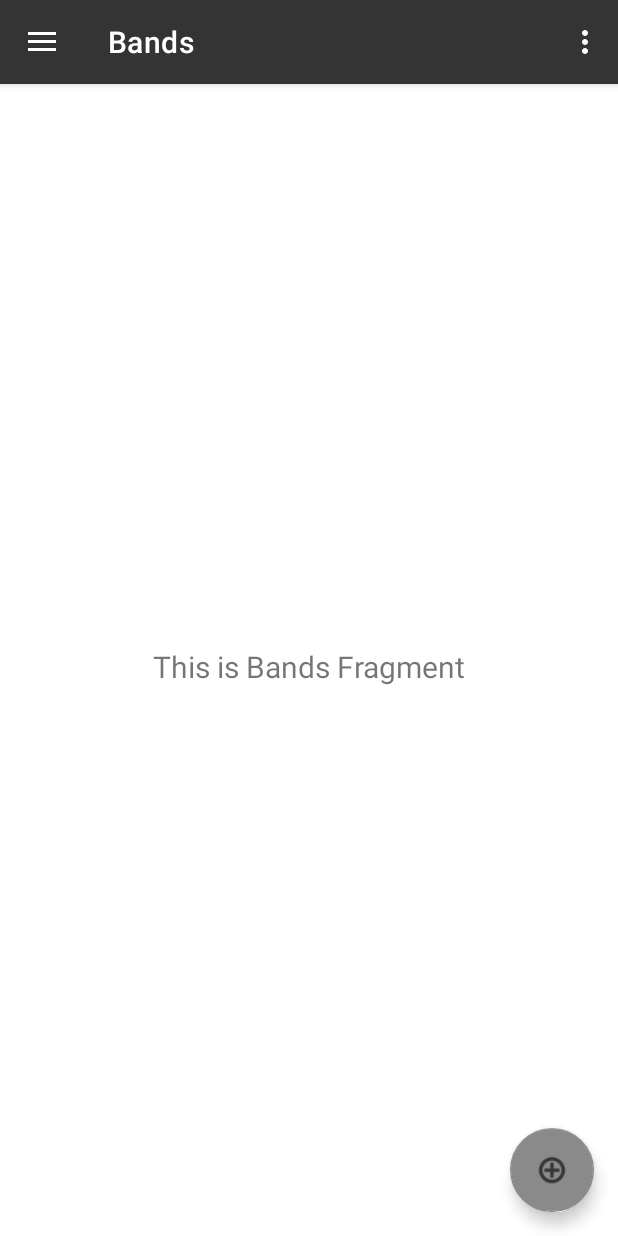
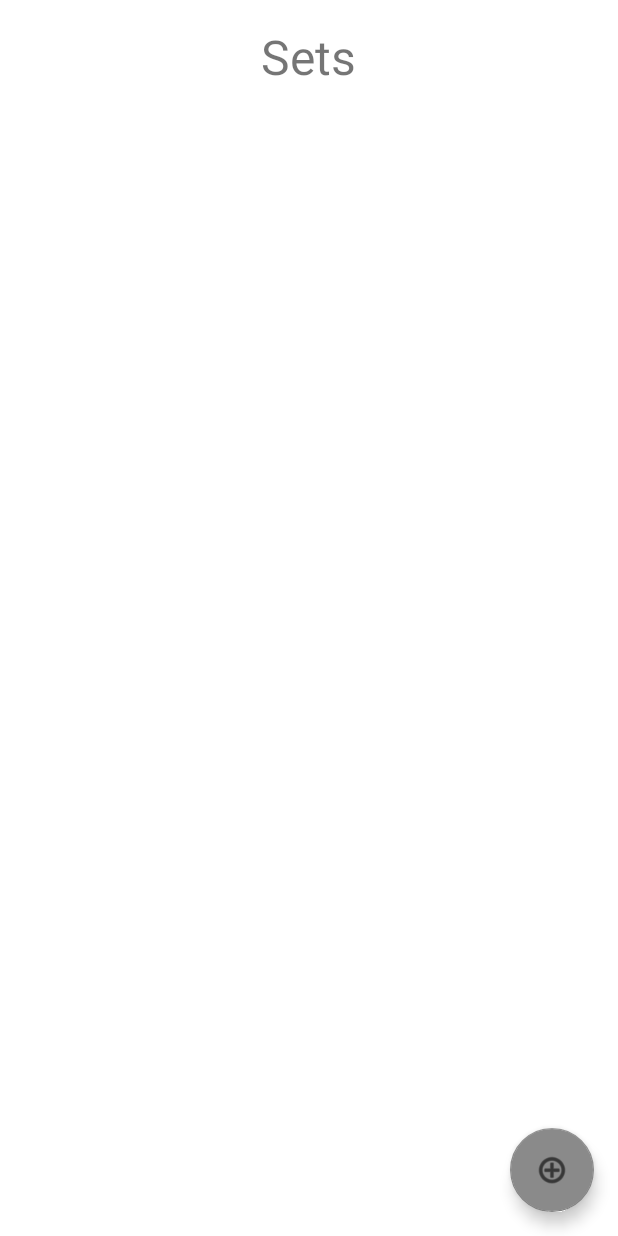
Before and after one commit to DrewsAwesomeCode/BandTrack, an Android app: the screen it shows after launch (HomeActivity), on a phone screen of 412 x 824 dp. Run offline under Robolectric (Android 15) with nearby library versions, the phone set to English and light mode, and no system bars.

Commit message:
De-configured default nav Added Set List layout Added set list layout recycler and adapter Updated HomeActivity to remove fragments

```diff
--- a/app/src/main/java/com/example/bandtrack/HomeActivity.kt
+++ b/app/src/main/java/com/example/bandtrack/HomeActivity.kt
@@ -1,58 +1,35 @@
 package com.example.bandtrack
 
 import android.content.Intent
+import androidx.appcompat.app.AppCompatActivity
 import android.os.Bundle
-import android.view.Menu
-import com.google.android.material.snackbar.Snackbar
-import com.google.android.material.navigation.NavigationView
-import androidx.navigation.findNavController
-import androidx.navigation.ui.AppBarConfiguration
-import androidx.navigation.ui.navigateUp
-import androidx.navigation.ui.setupActionBarWithNavController
-import androidx.navigation.ui.setupWithNavController
-import androidx.drawerlayout.widget.DrawerLayout
-import androidx.appcompat.app.AppCompatActivity
-import com.example.bandtrack.databinding.ActivityMainBinding
+import androidx.recyclerview.widget.RecyclerView
+import com.example.bandtrack.adapters.SetRecAdapter
+import com.example.bandtrack.data.DatabaseHandler
+import com.example.bandtrack.data.Set
+import kotlinx.android.synthetic.main.activity_main.*
+
 
 class HomeActivity : AppCompatActivity() {
 
-    private lateinit var appBarConfiguration: AppBarConfiguration
-    private lateinit var binding: ActivityMainBinding
-
     override fun onCreate(savedInstanceState: Bundle?) {
         super.onCreate(savedInstanceState)
+        setContentView(R.layout.activity_main)
 
-        binding = ActivityMainBinding.inflate(layoutInflater)
-        setContentView(binding.root)
-
-        setSupportActionBar(binding.appBarMain.toolbar)
-
-        binding.appBarMain.fab.setOnClickListener {
+        fab.setOnClickListener {
             val intent = Intent(this,AddSetActivity::class.java)
             startActivity(intent)
         }
-        val drawerLayout: DrawerLayout = binding.drawerLayout
-        val navView: NavigationView = binding.navView
-        val navController = findNavController(R.id.nav_host_fragment_content_main)
-        // Passing each menu ID as a set of Ids because each
-        // menu should be considered as top level destinations.
-        appBarConfiguration = AppBarConfiguration(
-            setOf(
-                R.id.nav_bands, R.id.nav_sets, R.id.nav_expenses
-            ), drawerLayout
-        )
-        setupActionBarWithNavController(navController, appBarConfiguration)
-        navView.setupWithNavController(navController)
-    }
 
-    override fun onCreateOptionsMenu(menu: Menu): Boolean {
-        // Inflate the menu; this adds items to the action bar if it is present.
-        menuInflater.inflate(R.menu.main, menu)
-        return true
-    }
+        // Initialize data.
+        val db = DatabaseHandler(this, null)
+        val myDataset: List<Set> = db.viewSet()
 
-    override fun onSupportNavigateUp(): Boolean {
-        val navController = findNavController(R.id.nav_host_fragment_content_main)
-        return navController.navigateUp(appBarConfiguration) || super.onSupportNavigateUp()
+        val recyclerView = findViewById<RecyclerView>(R.id.recycler_view)
+        recyclerView.adapter = SetRecAdapter(this, myDataset)
+
+        // Use this setting to improve performance if you know that changes
+        // in content do not change the layout size of the RecyclerView
+        recyclerView.setHasFixedSize(true)
     }
 }
--- a/app/src/main/java/com/example/bandtrack/ui/band/BandFragment.kt
+++ /dev/null
@@ -1,42 +0,0 @@
-package com.example.bandtrack.ui.band
-
-import android.os.Bundle
-import android.view.LayoutInflater
-import android.view.View
-import android.view.ViewGroup
-import android.widget.TextView
-import androidx.fragment.app.Fragment
-import androidx.lifecycle.ViewModelProvider
-import com.example.bandtrack.databinding.FragmentHomeBinding
-
-class BandFragment : Fragment() {
-
-    private var _binding: FragmentHomeBinding? = null
-
-    // This property is only valid between onCreateView and
-    // onDestroyView.
-    private val binding get() = _binding!!
-
-    override fun onCreateView(
-        inflater: LayoutInflater,
-        container: ViewGroup?,
-        savedInstanceState: Bundle?
-    ): View {
-        val bandViewModel =
-            ViewModelProvider(this).get(BandViewModel::class.java)
-
-        _binding = FragmentHomeBinding.inflate(inflater, container, false)
-        val root: View = binding.root
-
-        val textView: TextView = binding.textHome
-        bandViewModel.text.observe(viewLifecycleOwner) {
-            textView.text = it
-        }
-        return root
-    }
-
-    override fun onDestroyView() {
-        super.onDestroyView()
-        _binding = null
-    }
-}
--- a/app/src/main/java/com/example/bandtrack/ui/band/BandViewModel.kt
+++ /dev/null
@@ -1,13 +0,0 @@
-package com.example.bandtrack.ui.band
-
-import androidx.lifecycle.LiveData
-import androidx.lifecycle.MutableLiveData
-import androidx.lifecycle.ViewModel
-
-class BandViewModel : ViewModel() {
-
-    private val _text = MutableLiveData<String>().apply {
-        value = "This is Bands Fragment"
-    }
-    val text: LiveData<String> = _text
-}
--- a/app/src/main/res/layout/activity_add_set.xml
+++ b/app/src/main/res/layout/activity_add_set.xml
@@ -18,11 +18,12 @@
         android:gravity="center"
         android:text="Add Set"
         android:textColor="#DCD4D4"
-        android:textSize="18sp" />
+        android:textSize="28sp" />
 
     <ScrollView
         android:layout_width="match_parent"
         android:layout_height="900dp"
+        android:layout_marginTop="18dp"
         android:layout_weight="1"
         android:scrollbars="none">
 
@@ -197,7 +198,7 @@
 
     <LinearLayout
         android:layout_width="wrap_content"
-        android:layout_height="250sp"
+        android:layout_height="200sp"
         android:layout_marginTop="20sp">
 
         <ListView
--- a/app/src/main/res/layout/activity_main.xml
+++ b/app/src/main/res/layout/activity_main.xml
@@ -1,25 +1,40 @@
 <?xml version="1.0" encoding="utf-8"?>
-<androidx.drawerlayout.widget.DrawerLayout xmlns:android="http://schemas.android.com/apk/res/android"
+<androidx.coordinatorlayout.widget.CoordinatorLayout
+    xmlns:android="http://schemas.android.com/apk/res/android"
     xmlns:app="http://schemas.android.com/apk/res-auto"
     xmlns:tools="http://schemas.android.com/tools"
-    android:id="@+id/drawer_layout"
     android:layout_width="match_parent"
     android:layout_height="match_parent"
-    android:fitsSystemWindows="true"
-    tools:openDrawer="start">
+    android:orientation="vertical"
+    tools:context=".HomeActivity">
 
-    <include
-        android:id="@+id/app_bar_main"
-        layout="@layout/app_bar_main"
+    <TextView
+        android:id="@+id/textView"
+        android:layout_width="wrap_content"
+        android:layout_height="wrap_content"
+        android:layout_gravity="center_horizontal"
+        android:gravity="center"
+        android:padding="16dp"
+        android:text="Sets"
+        android:textSize="32sp" />
+
+    <androidx.recyclerview.widget.RecyclerView
+        android:id="@+id/recycler_view"
         android:layout_width="match_parent"
-        android:layout_height="match_parent" />
+        android:layout_height="match_parent"
+        android:layout_marginTop="66dp"
+        android:scrollbars="vertical"
+        app:layoutManager="LinearLayoutManager">
 
-    <com.google.android.material.navigation.NavigationView
-        android:id="@+id/nav_view"
+    </androidx.recyclerview.widget.RecyclerView>
+
+    <com.google.android.material.floatingactionbutton.FloatingActionButton
+        android:id="@+id/fab"
         android:layout_width="wrap_content"
-        android:layout_height="match_parent"
-        android:layout_gravity="start"
-        android:fitsSystemWindows="true"
-        app:headerLayout="@layout/nav_header_main"
-        app:menu="@menu/activity_main_drawer" />
-</androidx.drawerlayout.widget.DrawerLayout>
+        android:layout_height="wrap_content"
+        android:layout_gravity="bottom|end"
+        android:layout_marginEnd="@dimen/fab_margin"
+        android:layout_marginBottom="16dp"
+        app:srcCompat="@android:drawable/ic_menu_add"/>
+
+</androidx.coordinatorlayout.widget.CoordinatorLayout>
--- a/app/src/main/res/layout/app_bar_main.xml
+++ /dev/null
@@ -1,34 +0,0 @@
-<?xml version="1.0" encoding="utf-8"?>
-<androidx.coordinatorlayout.widget.CoordinatorLayout xmlns:android="http://schemas.android.com/apk/res/android"
-    xmlns:app="http://schemas.android.com/apk/res-auto"
-    xmlns:tools="http://schemas.android.com/tools"
-    android:layout_width="match_parent"
-    android:layout_height="match_parent"
-    tools:context=".HomeActivity">
-
-    <com.google.android.material.appbar.AppBarLayout
-        android:layout_width="match_parent"
-        android:layout_height="wrap_content"
-        android:theme="@style/Theme.BandTrack.AppBarOverlay">
-
-        <androidx.appcompat.widget.Toolbar
-            android:id="@+id/toolbar"
-            android:layout_width="match_parent"
-            android:layout_height="?attr/actionBarSize"
-            android:background="#353435"
-            app:popupTheme="@style/Theme.BandTrack.PopupOverlay" />
-
-    </com.google.android.material.appbar.AppBarLayout>
-
-    <include layout="@layout/content_main" />
-
-    <com.google.android.material.floatingactionbutton.FloatingActionButton
-        android:id="@+id/fab"
-        android:layout_width="wrap_content"
-        android:layout_height="wrap_content"
-        android:layout_gravity="bottom|end"
-        android:layout_marginEnd="@dimen/fab_margin"
-        android:layout_marginBottom="16dp"
-        app:srcCompat="@android:drawable/ic_menu_add" />
-
-</androidx.coordinatorlayout.widget.CoordinatorLayout>
--- a/app/src/main/res/layout/content_main.xml
+++ /dev/null
@@ -1,20 +0,0 @@
-<?xml version="1.0" encoding="utf-8"?>
-<androidx.constraintlayout.widget.ConstraintLayout xmlns:android="http://schemas.android.com/apk/res/android"
-    xmlns:app="http://schemas.android.com/apk/res-auto"
-    xmlns:tools="http://schemas.android.com/tools"
-    android:layout_width="match_parent"
-    android:layout_height="match_parent"
-    app:layout_behavior="@string/appbar_scrolling_view_behavior"
-    tools:showIn="@layout/app_bar_main">
-
-    <fragment
-        android:id="@+id/nav_host_fragment_content_main"
-        android:name="androidx.navigation.fragment.NavHostFragment"
-        android:layout_width="match_parent"
-        android:layout_height="match_parent"
-        app:defaultNavHost="true"
-        app:layout_constraintLeft_toLeftOf="parent"
-        app:layout_constraintRight_toRightOf="parent"
-        app:layout_constraintTop_toTopOf="parent"
-        app:navGraph="@navigation/mobile_navigation" />
-</androidx.constraintlayout.widget.ConstraintLayout>
--- a/app/src/main/res/layout/fragment_home.xml
+++ /dev/null
@@ -1,22 +0,0 @@
-<?xml version="1.0" encoding="utf-8"?>
-<androidx.constraintlayout.widget.ConstraintLayout xmlns:android="http://schemas.android.com/apk/res/android"
-    xmlns:app="http://schemas.android.com/apk/res-auto"
-    xmlns:tools="http://schemas.android.com/tools"
-    android:layout_width="match_parent"
-    android:layout_height="match_parent"
-    tools:context=".ui.band.BandFragment">
-
-    <TextView
-        android:id="@+id/text_home"
-        android:layout_width="match_parent"
-        android:layout_height="wrap_content"
-        android:layout_marginStart="8dp"
-        android:layout_marginTop="8dp"
-        android:layout_marginEnd="8dp"
-        android:textAlignment="center"
-        android:textSize="20sp"
-        app:layout_constraintBottom_toBottomOf="parent"
-        app:layout_constraintEnd_toEndOf="parent"
-        app:layout_constraintStart_toStartOf="parent"
-        app:layout_constraintTop_toTopOf="parent" />
-</androidx.constraintlayout.widget.ConstraintLayout>
--- a/app/src/main/res/menu/activity_main_drawer.xml
+++ /dev/null
@@ -1,20 +0,0 @@
-<?xml version="1.0" encoding="utf-8"?>
-<menu xmlns:android="http://schemas.android.com/apk/res/android"
-    xmlns:tools="http://schemas.android.com/tools"
-    tools:showIn="navigation_view">
-
-    <group android:checkableBehavior="single">
-        <item
-            android:id="@+id/nav_bands"
-            android:icon="@drawable/band"
-            android:title="Bands" />
-        <item
-            android:id="@+id/nav_sets"
-            android:icon="@drawable/concert"
-            android:title="Sets" />
-        <item
-            android:id="@+id/nav_expenses"
-            android:icon="@drawable/money"
-            android:title="Expenses" />
-    </group>
-</menu>
--- a/app/src/main/res/menu/main.xml
+++ /dev/null
@@ -1,9 +0,0 @@
-<?xml version="1.0" encoding="utf-8"?>
-<menu xmlns:android="http://schemas.android.com/apk/res/android"
-    xmlns:app="http://schemas.android.com/apk/res-auto">
-    <item
-        android:id="@+id/action_settings"
-        android:orderInCategory="100"
-        android:title="@string/action_settings"
-        app:showAsAction="never" />
-</menu>
--- a/app/src/main/res/navigation/mobile_navigation.xml
+++ /dev/null
@@ -1,25 +0,0 @@
-<?xml version="1.0" encoding="utf-8"?>
-<navigation xmlns:android="http://schemas.android.com/apk/res/android"
-    xmlns:app="http://schemas.android.com/apk/res-auto"
-    xmlns:tools="http://schemas.android.com/tools"
-    android:id="@+id/mobile_navigation"
-    app:startDestination="@+id/nav_bands">
-
-    <fragment
-        android:id="@+id/nav_bands"
-        android:name="com.example.bandtrack.ui.band.BandFragment"
-        android:label="Bands"
-        tools:layout="@layout/fragment_home" />
-
-    <fragment
-        android:id="@+id/nav_sets"
-        android:name="com.example.bandtrack.ui.sets.SetsFragment"
-        android:label="Sets"
-        tools:layout="@layout/fragment_gallery" />
-
-    <fragment
-        android:id="@+id/nav_expenses"
-        android:name="com.example.bandtrack.ui.expenses.ExpensesFragment"
-        android:label="Expenses"
-        tools:layout="@layout/fragment_slideshow" />
-</navigation>
```
Also changed, not shown: app/src/main/java/com/example/bandtrack/adapters/SetRecAdapter.kt (added, +78 -0 lines), app/src/main/java/com/example/bandtrack/ui/expenses/ExpensesFragment.kt (deleted, +0 -42 lines), app/src/main/java/com/example/bandtrack/ui/expenses/ExpensesViewModel.kt (deleted, +0 -13 lines), app/src/main/java/com/example/bandtrack/ui/sets/SetsFragment.kt (deleted, +0 -42 lines), app/src/main/java/com/example/bandtrack/ui/sets/SetsViewModel.kt (deleted, +0 -13 lines), app/src/main/res/layout/fragment_gallery.xml (deleted, +0 -22 lines), app/src/main/res/layout/fragment_slideshow.xml (deleted, +0 -22 lines), app/src/main/res/layout/list_set.xml (added, +81 -0 lines), app/src/main/res/layout/nav_header_main.xml (deleted, +0 -35 lines).
